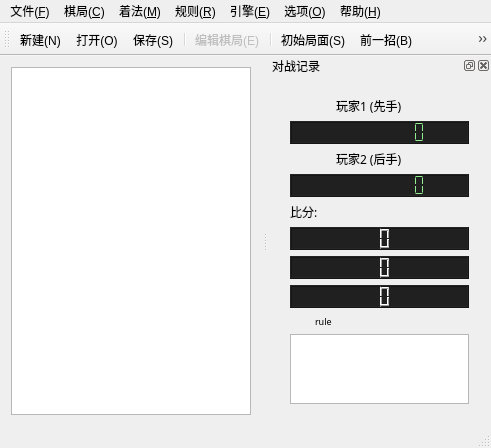
Before: the Qt Designer form NineChess/millwindow.ui in calcitem/Sanmill, drawn with Qt 5.
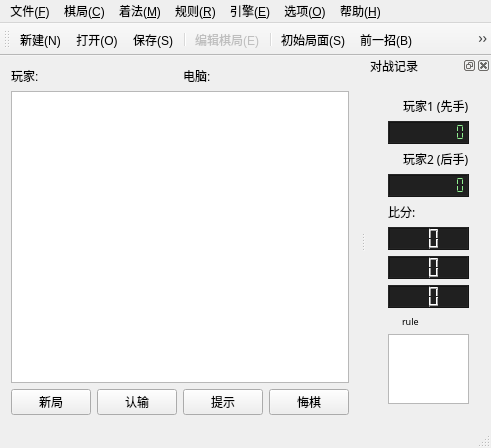
After: the same form once the commit is applied. Icons and pictures are not drawn. Custom widgets are drawn as their Qt base class.

Commit message: AppUI: 增加几个按钮

```diff
--- a/NineChess/millwindow.ui
+++ b/NineChess/millwindow.ui
@@ -24,6 +24,24 @@
     <bool>false</bool>
    </property>
    <layout class="QVBoxLayout" name="verticalLayout_3">
+    <item>
+     <layout class="QHBoxLayout" name="horizontalLayout_3">
+      <item>
+       <widget class="QLabel" name="label_2">
+        <property name="text">
+         <string>玩家:</string>
+        </property>
+       </widget>
+      </item>
+      <item>
+       <widget class="QLabel" name="label">
+        <property name="text">
+         <string>电脑:</string>
+        </property>
+       </widget>
+      </item>
+     </layout>
+    </item>
     <item>
      <widget class="GameView" name="gameView">
       <property name="sizePolicy">
@@ -49,6 +67,41 @@
       </property>
      </widget>
     </item>
+    <item>
+     <layout class="QHBoxLayout" name="horizontalLayout">
+      <item>
+       <widget class="QPushButton" name="pushButton_newGame">
+        <property name="text">
+         <string>新局</string>
+        </property>
+        <property name="flat">
+         <bool>false</bool>
+        </property>
+       </widget>
+      </item>
+      <item>
+       <widget class="QPushButton" name="pushButton_giveUp">
+        <property name="text">
+         <string>认输</string>
+        </property>
+       </widget>
+      </item>
+      <item>
+       <widget class="QPushButton" name="pushButton_hint">
+        <property name="text">
+         <string>提示</string>
+        </property>
+       </widget>
+      </item>
+      <item>
+       <widget class="QPushButton" name="pushButton_retractMove">
+        <property name="text">
+         <string>悔棋</string>
+        </property>
+       </widget>
+      </item>
+     </layout>
+    </item>
    </layout>
   </widget>
   <widget class="QMenuBar" name="menuBar">
```
Left out of the diff: 2 changed lines with no effect on the pictures. The commit also changes 2 other files.
